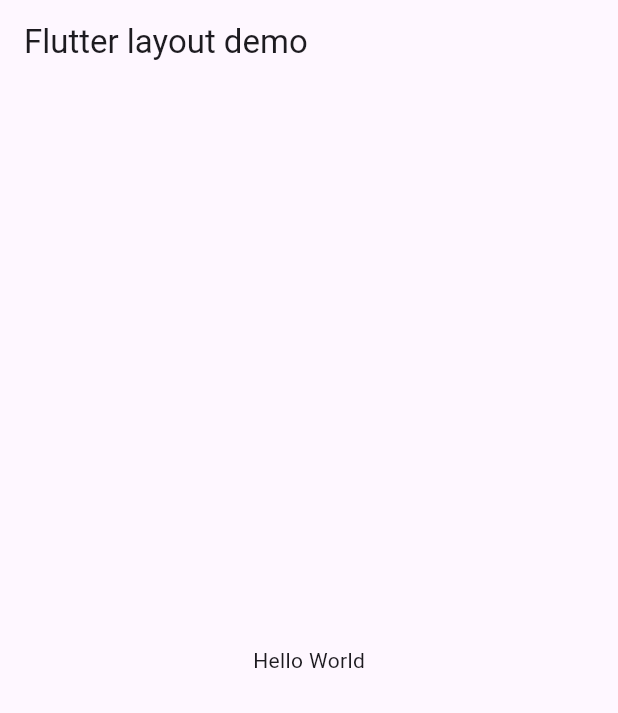
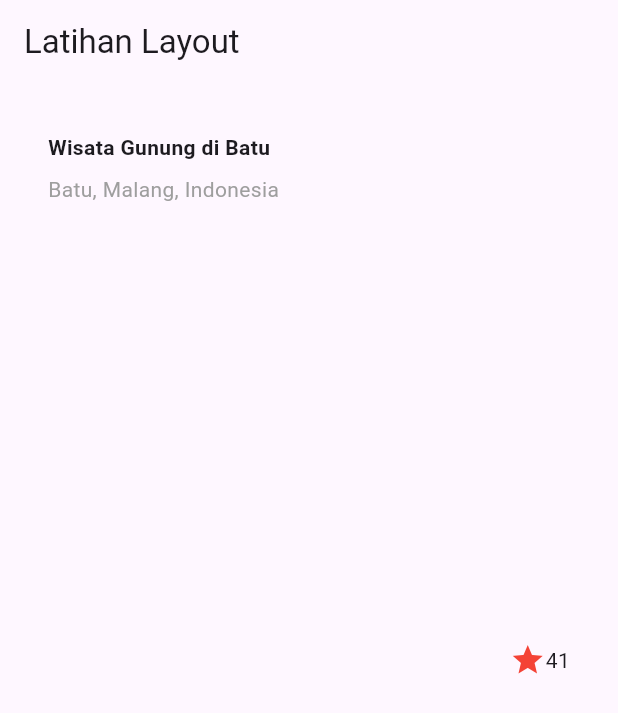
Before and after one commit to bhimantara435/layout_flutter_bhimantara, a Flutter app: the screen it shows after launch, on a phone screen of 412 x 824 dp. Shown: the top 713 px of the screen. Run offline on Flutter 3.47's test engine with Material 3 defaults, Android fonts, the phone set to English and light mode, and no system bars.

Commit message:
Code Prak 1 L4

```diff
--- a/lib/main.dart
+++ b/lib/main.dart
@@ -7,15 +7,51 @@ class MyApp extends StatelessWidget {
 
   @override
   Widget build(BuildContext context) {
+    Widget titleSection = Container(
+      padding: const EdgeInsets.all(32),
+      child: Row(
+        children: [
+          Expanded(
+            // soal 1
+            child: Column(
+              crossAxisAlignment: CrossAxisAlignment.start,
+              children: [
+                // soal 2
+                Container(
+                  padding: const EdgeInsets.only(bottom: 8),
+                  child: const Text(
+                    'Wisata Gunung di Batu',
+                    style: TextStyle(
+                      fontWeight: FontWeight.bold,
+                    ),
+                  ),
+                ),
+                const Text(
+                  'Batu, Malang, Indonesia',
+                  style: TextStyle(
+                    color: Colors.grey,
+                  ),
+                ),
+              ],
+            ),
+          ),
+          // soal 3
+          const Icon(
+            Icons.star,
+            color: Colors.red,
+          ),
+          const Text('41'),
+        ],
+      ),
+    );
+
     return MaterialApp(
-      title: 'Flutter layout: Muhammad Bhimantara Wira Eka Putra- 2341760025',
+      title: 'Flutter Demo',
       home: Scaffold(
         appBar: AppBar(
-          title: const Text('Flutter layout demo'),
+          title: const Text('Latihan Layout'),
         ),
-        body: const Center(
-          child: Text('Hello World'),
-        ),
+        body: titleSection, // menampilkan bagian titleSection
       ),
     );
   }
```
